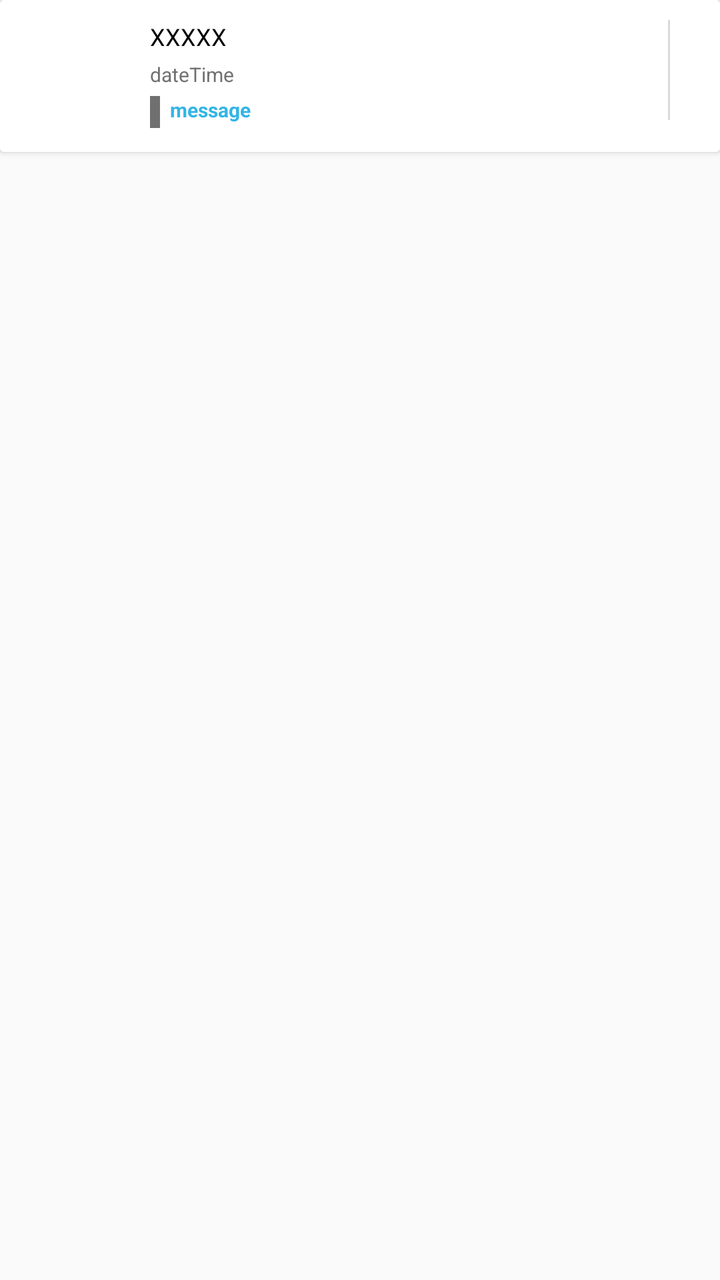
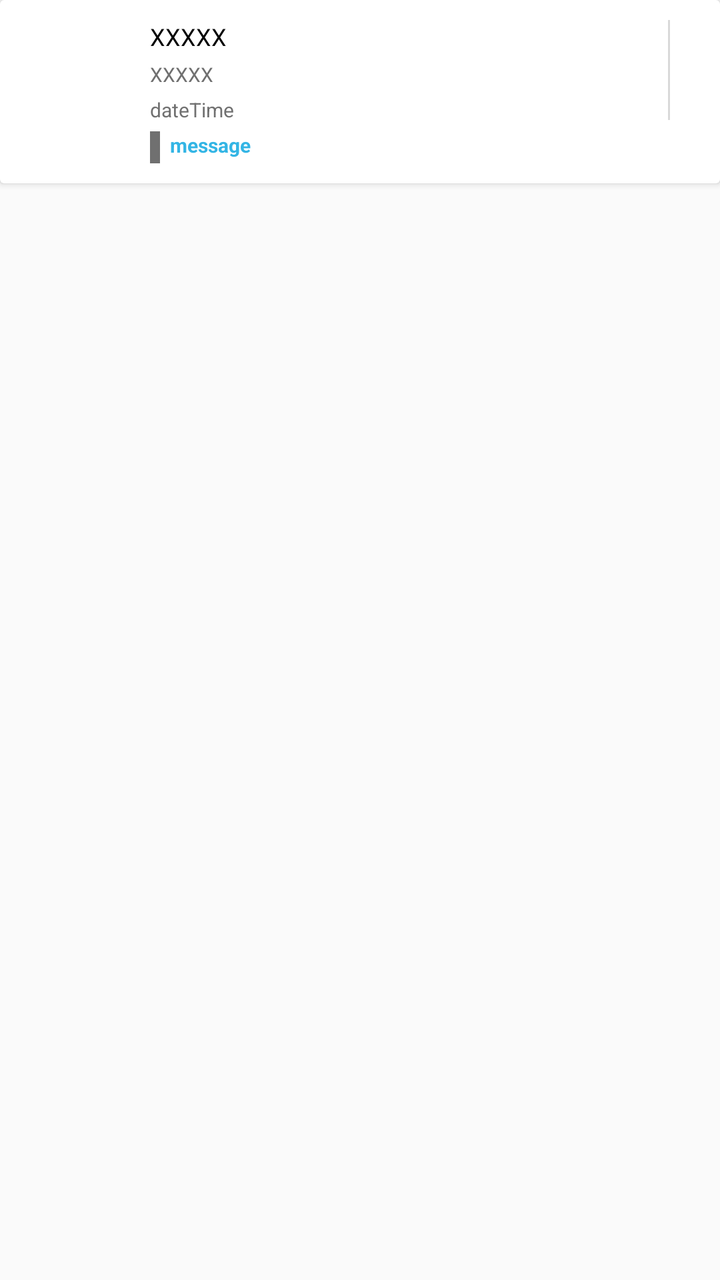

An Android layout rendered at two revisions. The XML below is the earlier revision; the diff shows what the commit changed to produce the second picture.
<!-- AndroidManifest.xml: application theme AppCompactTheme -->
<!-- res/layout/smart_notification_row.xml -->
<?xml version="1.0" encoding="utf-8"?>
<LinearLayout xmlns:android="http://schemas.android.com/apk/res/android"
    xmlns:app="http://schemas.android.com/apk/res-auto"
    android:orientation="vertical" android:layout_width="match_parent"
    android:layout_height="wrap_content">

    <androidx.cardview.widget.CardView
        android:id="@+id/rowCardView"
        android:layout_width="match_parent"
        android:layout_height="wrap_content"
        android:background="@drawable/list_item">

        <RelativeLayout
            android:layout_width="match_parent"
            android:orientation="horizontal"
            android:id="@+id/rl_child_survey_row"
            android:gravity="center_vertical"
            android:padding="5dp"
            android:layout_height="wrap_content">
            <LinearLayout
                android:layout_width="match_parent"
                android:layout_height="wrap_content"
                android:layout_centerVertical="true"
                android:layout_gravity="center"
                android:paddingLeft="8dp"
                android:paddingRight="8dp"
                android:paddingTop="3dp"
                android:paddingBottom="3dp"
                android:weightSum="5"
                android:orientation="horizontal">

                <ImageView
                    android:id="@+id/moduleIcon"
                    android:layout_width="60dp"
                    android:layout_height="60dp"
                    android:layout_alignParentRight="true"
                    android:layout_centerVertical="true"
                    android:padding="10dp"
                    app:srcCompat="@drawable/ic_child_notify" />

                <LinearLayout
                    android:layout_width="wrap_content"
                    android:layout_height="wrap_content"
                    android:layout_weight="5"
                    android:orientation="vertical">


                    <TextView
                        android:id="@+id/farmerName"
                        android:layout_width="wrap_content"
                        android:layout_height="wrap_content"
                        android:padding="2dp"
                        android:text="XXXXX"
                        android:textColor="@color/black"
                        android:textSize="12dp" />

                    <TextView
                        android:id="@+id/dataTime"
                        android:layout_width="wrap_content"
                        android:layout_height="wrap_content"
                        android:layout_centerVertical="true"
                        android:padding="2dp"
                        android:text="dateTime"
                        android:textColor="@color/grey"
                        android:textSize="10dp" />

                    <LinearLayout
                        android:layout_width="match_parent"
                        android:layout_height="wrap_content"
                        android:orientation="horizontal"
                        android:padding="2dp">

                        <View
                            android:layout_width="5dp"
                            android:layout_height="16dp"
                            android:layout_marginRight="5dp"
                            android:background="@color/gray"
                            android:paddingLeft="10dp" />

                        <TextView
                            android:id="@+id/message"
                            android:layout_width="wrap_content"
                            android:layout_height="wrap_content"
                            android:text="message"
                            android:textStyle="bold"
                            android:textColor="@android:color/holo_blue_light"
                            android:textSize="10dp" />
                    </LinearLayout>
                </LinearLayout>

                <LinearLayout
                    android:layout_width="wrap_content"
                    android:layout_height="wrap_content"
                    android:orientation="horizontal"
                    android:layout_weight="1"
                    android:padding="2dp">

                    <View
                        android:layout_width="1dp"
                        android:layout_height="50dp"
                        android:background="@color/ofis_input_field_separator" />

                    <ImageView
                        android:id="@+id/statusIcon"
                        android:layout_width="wrap_content"
                        android:layout_gravity="center"
                        android:layout_height="wrap_content"
                        android:padding="5dp"
                        app:srcCompat="@drawable/ic_swipe_left" />
                </LinearLayout>
            </LinearLayout>
        </RelativeLayout>

    </androidx.cardview.widget.CardView>


</LinearLayout>
<!-- resources referenced by this layout -->
<resources>
  <color name="black">#000000</color>
  <color name="gray">#707070</color>
  <color name="grey">#707070</color>
  <color name="ofis_input_field_separator">#26000000</color>
  <!-- drawable list_item (drawable) -->
  <?xml version="1.0" encoding="utf-8"?>
  <layer-list xmlns:android="http://schemas.android.com/apk/res/android">
      <item
          android:right="-3dp"
          android:left="-3dp"
          android:top="-3dp"
          android:bottom="-2dp">
          <shape android:shape="rectangle">
              <solid android:color="@color/ofis_list_item_background"/>
              <stroke
                  android:color="@color/ofis_list_item_border"
                  android:width="@dimen/ofis_list_itemborder" />
          </shape>
          </item>
  </layer-list>
  <style name="AppCompactTheme" parent="Theme.AppCompat.Light">
          
          <item name="spinnerStyle">@android:style/Widget.Holo.Light.Spinner</item>
          <item name="android:spinnerItemStyle">@style/SpinnerItem</item>
          <item name="spinnerDropDownItemStyle">@style/SpinnerItem.DropDownItem</item>
          <item name="dropDownListViewStyle">@style/StandardSpinner</item>
  
          <item name="actionBarStyle">@style/AppTheme.ActionBarStyle</item>
          <item name="android:splitMotionEvents">false</item>
          <item name="android:windowEnableSplitTouch">false</item>
  
      </style>
  <color name="ofis_list_item_background">#ffffff</color>
  <color name="ofis_list_item_border">#40000000</color>
  <dimen name="ofis_list_itemborder">1px</dimen>
  <style name="SpinnerItem" parent="Widget.AppCompat.TextView.SpinnerItem">
          <item name="android:textColor">@color/ofis_base_font_white</item>
          <item name="android:textSize">@dimen/ofis_spinner_text</item>
      </style>
  <style name="SpinnerItem.DropDownItem" parent="Widget.AppCompat.Light.DropDownItem.Spinner">
          <item name="android:textColor">@color/ofis_text_field</item>
          <item name="background">@color/ofis_spinner_item_background</item>
      </style>
  <style name="StandardSpinner" parent="Widget.AppCompat.ListView.DropDown">
          <item name="android:dividerHeight">@dimen/ofis_spinner_itemseparator</item>
          <item name="divider">@color/ofis_spinner_divider</item>
      </style>
  <style name="AppTheme.ActionBarStyle" parent="Theme.AppCompat.Light">
          <item name="titleTextStyle">@style/AppTheme.ActionBar.TitleTextStyle</item>
      </style>
  <color name="ofis_base_font_white">#ffffff</color>
  <dimen name="ofis_spinner_text">14sp</dimen>
  <color name="ofis_text_field">#DE000000</color>
  <color name="ofis_spinner_item_background">@color/ofis_actionbar_background</color>
  <dimen name="ofis_spinner_itemseparator">1dp</dimen>
  <color name="ofis_spinner_divider">#ff333333</color>
  <style name="AppTheme.ActionBar.TitleTextStyle" parent="android:TextAppearance">
          <item name="android:textSize">@dimen/ofis_large_text</item>
          <item name="android:textStyle">bold</item>
      </style>
  <color name="ofis_actionbar_background">#dddddd</color>
  <dimen name="ofis_large_text">17sp</dimen>
  <!-- unchanged entries left out for length: 2 -->
</resources>

<!-- the commit's change to res/layout/smart_notification_row.xml (unified diff, before → after) -->
@@ -53,6 +53,16 @@
                         android:text="XXXXX"
                         android:textColor="@color/black"
                         android:textSize="12dp" />
+
+                    <TextView
+                        android:id="@+id/childName"
+                        android:layout_width="wrap_content"
+                        android:layout_height="wrap_content"
+                        android:layout_centerVertical="true"
+                        android:padding="2dp"
+                        android:text="XXXXX"
+                        android:textColor="@color/grey"
+                        android:textSize="10dp" />
 
                     <TextView
                         android:id="@+id/dataTime"
